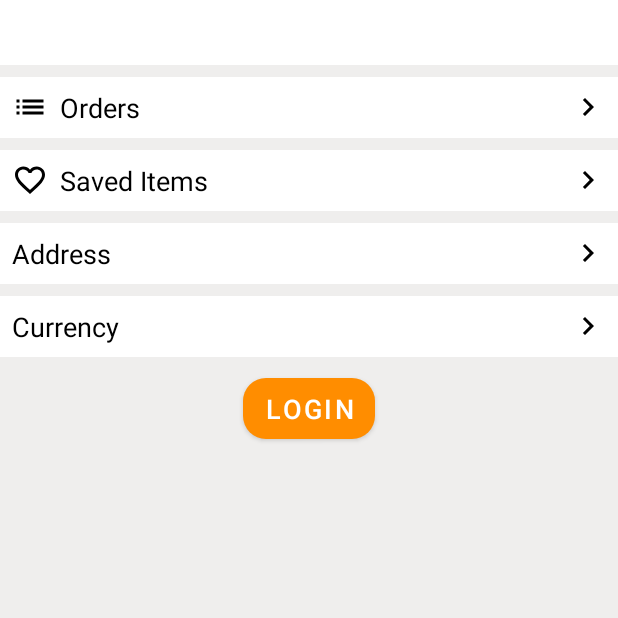
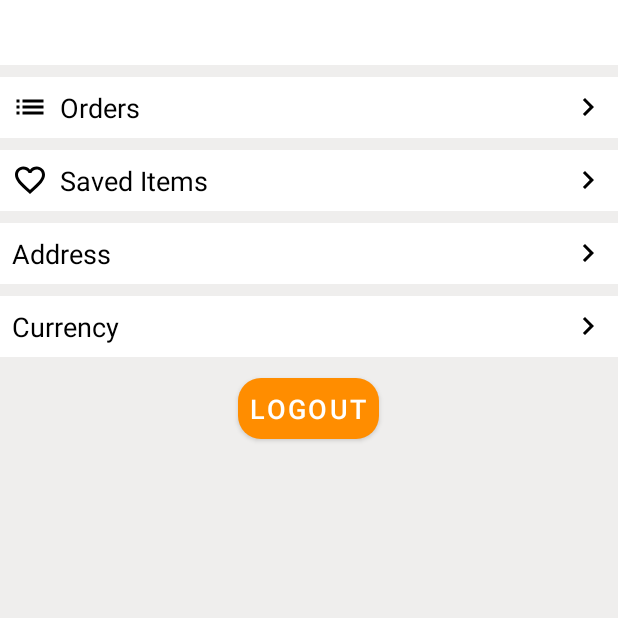
Before and after one commit to ahmeednasr/Market, an Android app: the AccountFragment screen opened through its navigation route, on a phone screen of 412 x 824 dp, the top half of it. Run offline under Robolectric (Android 15) with nearby library versions, the phone set to English and light mode, and no system bars; our stand-ins replace Dagger/Hilt's generated code, Firebase (no records; nobody signed in at launch, a user with empty details on screens opened directly), navigation-ui; network calls fail; pictures from the network do not load; 1 statement that could not run was skipped.

Commit message:
auth imp update

```diff
--- a/app/build.gradle
+++ b/app/build.gradle
@@ -53,7 +53,8 @@ dependencies {
     androidTestImplementation 'androidx.test.espresso:espresso-core:3.5.1'
 
     //Firebase
-    implementation("com.google.firebase:firebase-auth-ktx")
+    implementation 'com.google.firebase:firebase-auth:22.1.0'
+    implementation 'com.google.firebase:firebase-auth-ktx:22.1.0'
     implementation(platform("com.google.firebase:firebase-bom:32.2.0"))
 
     //Coroutines
--- a/app/src/main/java/com/example/market/AuthIntro.kt
+++ b/app/src/main/java/com/example/market/auth/AuthIntro.kt
@@ -1,12 +1,12 @@
-package com.example.market
+package com.example.market.auth
 
-import android.content.Intent
 import android.os.Bundle
 import androidx.fragment.app.Fragment
 import android.view.LayoutInflater
 import android.view.View
 import android.view.ViewGroup
 import androidx.navigation.fragment.findNavController
+import com.example.market.R
 import com.example.market.databinding.FragmentAuthIntroBinding
 
 class AuthIntro : Fragment() {
--- a/app/src/main/java/com/example/market/ui/AccountFragment.kt
+++ b/app/src/main/java/com/example/market/ui/AccountFragment.kt
@@ -1,19 +1,25 @@
 package com.example.market.ui
 
+import android.content.Intent
 import android.os.Bundle
 import androidx.fragment.app.Fragment
 import android.view.LayoutInflater
 import android.view.View
 import android.view.ViewGroup
 import androidx.navigation.fragment.findNavController
+import com.example.market.AuthActivity
 import com.example.market.R
 import com.example.market.databinding.FragmentAccountBinding
+import com.google.firebase.auth.FirebaseAuth
+import com.google.firebase.auth.ktx.auth
+import com.google.firebase.ktx.Firebase
 import dagger.hilt.android.AndroidEntryPoint
 
 @AndroidEntryPoint
 class AccountFragment : Fragment() {
     private var _binding: FragmentAccountBinding? = null
     private val binding get() = _binding!!
+    private lateinit var auth : FirebaseAuth
 
     override fun onCreateView(
         inflater: LayoutInflater, container: ViewGroup?,
@@ -27,9 +33,20 @@ class AccountFragment : Fragment() {
 
     override fun onViewCreated(view: View, savedInstanceState: Bundle?) {
         super.onViewCreated(view, savedInstanceState)
+        auth = Firebase.auth
+        binding.tvLogin.setOnClickListener {
+           startActivity(Intent(requireActivity(),AuthActivity::class.java))
+        }
 
-        binding.tvLogin.setOnClickListener {
-            findNavController().navigate(R.id.action_accountFragment_to_authIntro)
+        if(auth.currentUser != null){
+            binding.tvLogin.text = "Logout"
+            binding.tvUsername.visibility = View.VISIBLE
+            binding.tvUsername.text = auth.currentUser!!.email
+            binding.tvLogin.setOnClickListener {
+                Firebase.auth.signOut()
+                view.invalidate()
+                view.requestLayout()
+            }
         }
     }
     override fun onDestroyView() {
--- a/app/src/main/res/layout/fragment_auth_intro.xml
+++ b/app/src/main/res/layout/fragment_auth_intro.xml
@@ -5,7 +5,7 @@
     android:layout_width="match_parent"
     android:layout_height="match_parent"
     android:background="#4974f2"
-    tools:context=".AuthIntro">
+    tools:context=".auth.AuthIntro">
 
     <ImageView
         android:id="@+id/imageView8"
--- a/app/src/main/res/navigation/nav_graph.xml
+++ b/app/src/main/res/navigation/nav_graph.xml
@@ -21,46 +21,6 @@
         android:id="@+id/accountFragment"
         android:name="com.example.market.ui.AccountFragment"
         android:label="fragment_account"
-        tools:layout="@layout/fragment_account" >
-        <action
-            android:id="@+id/action_accountFragment_to_authIntro"
-            app:destination="@id/authIntro" />
-    </fragment>
-    <fragment
-        android:id="@+id/authIntro"
-        android:name="com.example.market.AuthIntro"
-        android:label="fragment_auth_intro"
-        tools:layout="@layout/fragment_auth_intro" >
-        <action
-            android:id="@+id/action_authIntro_to_authSignIn"
-            app:destination="@id/authSignIn" />
-        <action
-            android:id="@+id/action_authIntro_to_authSignup"
-            app:destination="@id/authSignup" />
-    </fragment>
-    <fragment
-        android:id="@+id/authSignIn"
-        android:name="com.example.market.AuthSignIn"
-        android:label="fragment_auth_sign_in"
-        tools:layout="@layout/fragment_auth_sign_in" >
-        <action
-            android:id="@+id/action_authSignIn_to_accountFragment"
-            app:destination="@id/accountFragment" />
-        <action
-            android:id="@+id/action_authSignIn_to_authIntro"
-            app:destination="@id/authIntro" />
-    </fragment>
-    <fragment
-        android:id="@+id/authSignup"
-        android:name="com.example.market.AuthSignup"
-        android:label="fragment_auth_singup"
-        tools:layout="@layout/fragment_auth_singup" >
-        <action
-            android:id="@+id/action_authSignup_to_accountFragment"
-            app:destination="@id/accountFragment" />
-        <action
-            android:id="@+id/action_authSignup_to_authIntro"
-            app:destination="@id/authIntro" />
-    </fragment>
+        tools:layout="@layout/fragment_account" />
 
 </navigation>
```
Also changed, not shown: app/src/main/AndroidManifest.xml (+8 -1 lines), app/src/main/java/com/example/market/AuthActivity.kt (added, +20 -0 lines), app/src/main/java/com/example/market/auth/AuthSignIn.kt (renamed from app/src/main/java/com/example/market/AuthSignIn.kt, +14 -9 lines), app/src/main/java/com/example/market/auth/AuthSignup.kt (renamed from app/src/main/java/com/example/market/AuthSignup.kt, +18 -19 lines), app/src/main/res/layout/activity_auth.xml (added, +21 -0 lines), app/src/main/res/layout/fragment_auth_sign_in.xml (+12 -8 lines), app/src/main/res/layout/fragment_auth_singup.xml (+12 -9 lines), app/src/main/res/navigation/nav_graph_auth.xml (added, +38 -0 lines).
